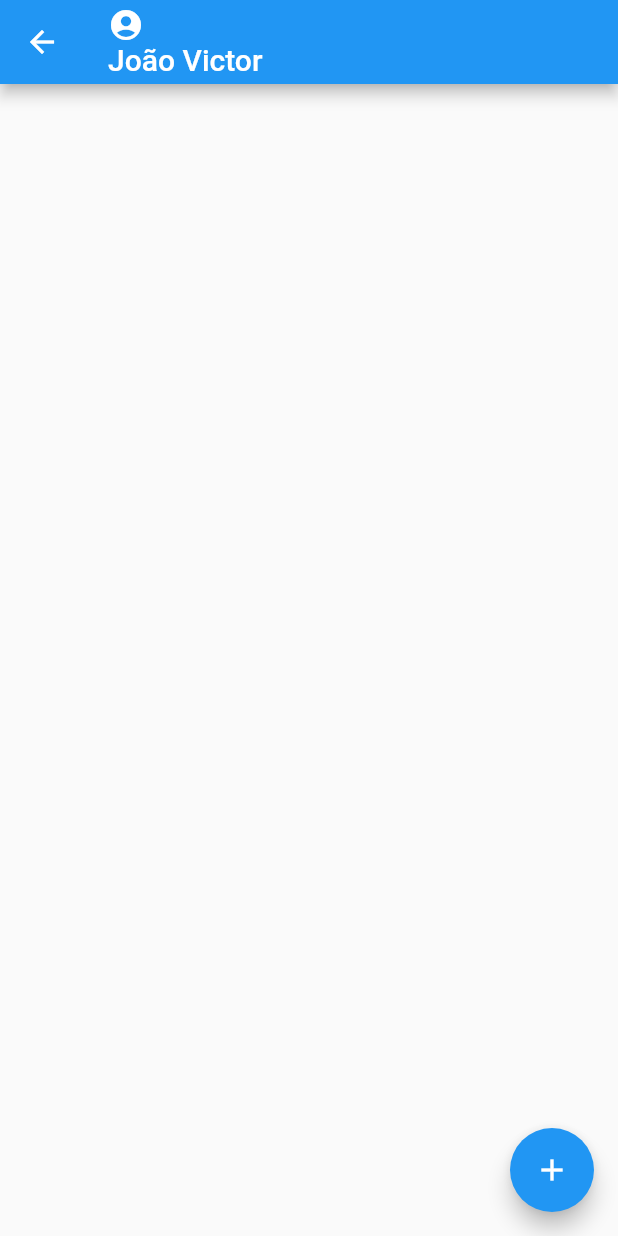
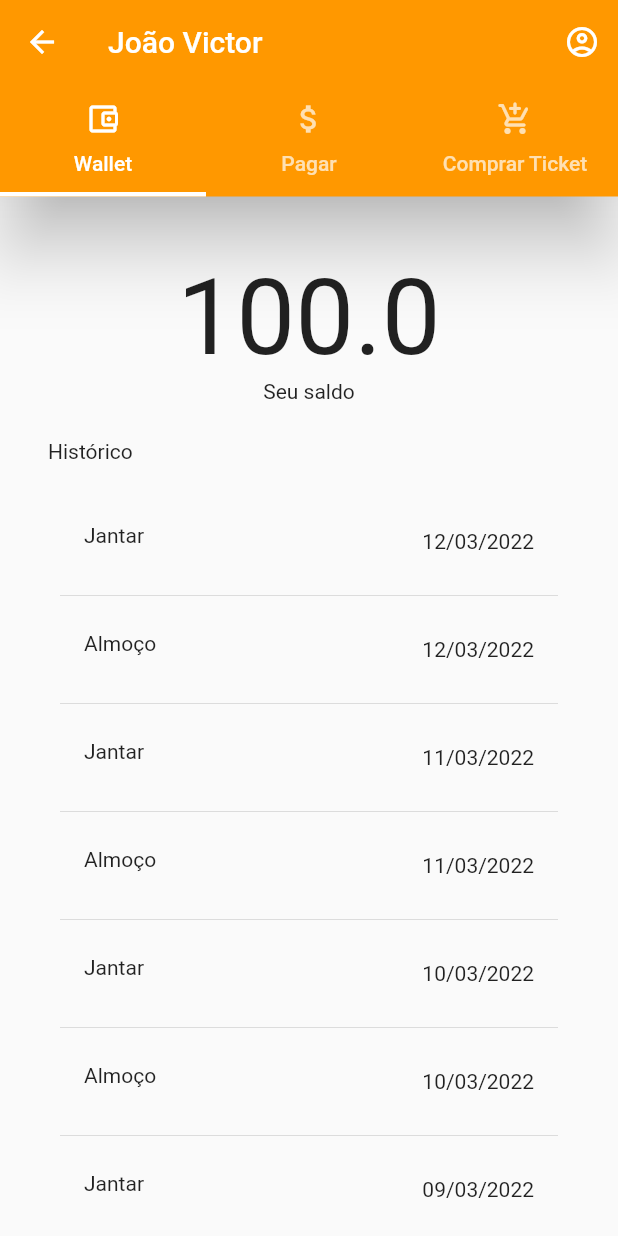
Before and after one commit to JVSC99/TicketOnline, a Flutter app: the HomePage screen opened directly, on a phone screen of 412 x 824 dp. Run offline on Flutter 3.47's test engine with Material 2 defaults, Android fonts, the phone set to English and light mode, and no system bars.

Commit message:
'tela principal'

```diff
--- /dev/null
+++ b/lib/pages/components/comprar_ticket.dart
@@ -0,0 +1,35 @@
+import 'package:flutter/material.dart';
+import 'package:flutter/services.dart';
+import 'package:ticket_online/pages/components/saldo.dart';
+import 'package:ticket_online/repositories/aluno_repository.dart';
+
+Container Comprar(BuildContext context, double saldo) {
+  final _form = GlobalKey<FormState>();
+  final _valor = TextEditingController();
+  double qtd = 0;
+
+  return Container(
+    child: Padding(
+      padding: const EdgeInsets.all(16.0),
+      child: Column(
+        children: [
+          Saldo(context, saldo),
+          Text('${qtd * 3.5}'),
+          Form(
+            key: _form,
+            child: TextFormField(
+              keyboardType: TextInputType.number,
+              inputFormatters: [FilteringTextInputFormatter.digitsOnly],
+              controller: _valor,
+              style: TextStyle(fontSize: 22),
+              decoration: InputDecoration(
+                  border: OutlineInputBorder(),
+                  labelText: 'Valor',
+                  suffix: Text('BRL ')),
+            ),
+          )
+        ],
+      ),
+    ),
+  );
+}
--- /dev/null
+++ b/lib/pages/components/saldo.dart
@@ -0,0 +1,28 @@
+import 'package:flutter/material.dart';
+
+Container Saldo(BuildContext context, double saldo) {
+  double saldo_conta = saldo;
+  return Container(
+    child: Padding(
+      padding: EdgeInsets.symmetric(vertical: 24),
+      child: Row(
+        mainAxisAlignment: MainAxisAlignment.center,
+        crossAxisAlignment: CrossAxisAlignment.center,
+        children: [
+          Column(
+            children: [
+              Text(
+                '${saldo_conta}',
+                textScaleFactor: 5,
+              ),
+              Text(
+                'Seu saldo',
+                textScaleFactor: 1,
+              ),
+            ],
+          )
+        ],
+      ),
+    ),
+  );
+}
--- /dev/null
+++ b/lib/pages/components/wallet.dart
@@ -0,0 +1,39 @@
+import 'package:flutter/material.dart';
+import 'package:ticket_online/pages/components/saldo.dart';
+import 'package:ticket_online/repositories/aluno_repository.dart';
+
+Container Wallet(BuildContext context, double saldo) {
+  final lista = AlunoRepository.lista;
+  return Container(
+    child: Padding(
+      padding: const EdgeInsets.all(16.0),
+      child: Column(
+        children: [
+          Saldo(context, saldo),
+          Row(
+            mainAxisAlignment: MainAxisAlignment.start,
+            crossAxisAlignment: CrossAxisAlignment.start,
+            children: [
+              Padding(
+                padding: const EdgeInsets.only(left: 16),
+                child: Text(
+                  'Histórico',
+                  textAlign: TextAlign.left,
+                ),
+              ),
+            ],
+          ),
+          Expanded(
+              child: ListView.separated(
+                  itemBuilder: (BuildContext context, int id) => ListTile(
+                        leading: Text('${lista[0].historico[id].refeicao}'),
+                        trailing: Text('${lista[0].historico[id].data}'),
+                      ),
+                  padding: EdgeInsets.all(24),
+                  separatorBuilder: (_, __) => Divider(),
+                  itemCount: lista[0].historico.length))
+        ],
+      ),
+    ),
+  );
+}
--- a/lib/pages/home_page.dart
+++ b/lib/pages/home_page.dart
@@ -1,5 +1,10 @@
 import 'package:flutter/cupertino.dart';
 import 'package:flutter/material.dart';
+import 'package:ticket_online/model/aluno.dart';
+import 'package:ticket_online/pages/components/comprar_ticket.dart';
+import 'package:ticket_online/pages/components/saldo.dart';
+import 'package:ticket_online/pages/components/wallet.dart';
+import 'package:ticket_online/pages/profile_page.dart';
 import 'package:ticket_online/repositories/aluno_repository.dart';
 
 class HomePage extends StatefulWidget {
@@ -16,32 +21,73 @@ class HomePageState extends State<HomePage> {
   Widget build(BuildContext context) {
     final lista = AlunoRepository.lista;
 
-    return Scaffold(
-      appBar: AppBar(
-          title: Column(
-        children: [
-          Row(
+    return DefaultTabController(
+      length: 3,
+      child: Scaffold(
+          appBar: AppBar(
+            elevation: 20,
+            backgroundColor: Colors.orange,
+            title: Text(lista[0].nome),
+            actions: [
+              IconButton(
+                  onPressed: () {
+                    Navigator.push(context,
+                        MaterialPageRoute(builder: (context) => ProfilePage()));
+                  },
+                  icon: Icon(Icons.account_circle_outlined))
+            ],
+            bottom: TabBar(
+              indicatorColor: Colors.white,
+              indicatorWeight: 3,
+              tabs: [
+                Tab(
+                  icon: Icon(Icons.account_balance_wallet_outlined),
+                  text: 'Wallet',
+                ),
+                Tab(
+                  icon: Icon(Icons.attach_money),
+                  text: 'Pagar',
+                ),
+                Tab(
+                  icon: Icon(Icons.add_shopping_cart_rounded),
+                  text: 'Comprar Ticket',
+                ),
+              ],
+            ),
+          ),
+          body: TabBarView(
             children: [
-              Icon(Icons.account_circle),
+              buildPage(lista[0].carteira.saldo, 'Wallet'),
+              buildPage(lista[0].carteira.saldo, 'Pagar'),
+              buildPage(lista[0].carteira.saldo, 'Comprar'),
             ],
-          ),
-          Row(
-            children: [
-              Text(lista[0].nome),
-            ],
-          )
-        ],
-      )),
-      floatingActionButton: FloatingActionButton(
-        child: Icon(Icons.add),
-        onPressed: () {
-          setState(() {
-            count++;
-          });
-        },
+          )),
+    );
+  }
+
+  Widget buildPage(double saldo, String text) {
+    if (text == 'Wallet') {
+      return Wallet(context, saldo);
+    }
+    if (text == 'Pagar') {
+      return Padding(
+        padding: const EdgeInsets.all(16.0),
+        child: Column(
+          children: [
+            Saldo(context, saldo),
+          ],
+        ),
+      );
+    }
+    if (text == 'Comprar') {
+      return Comprar(context, saldo);
+    }
+
+    return Padding(
+      padding: const EdgeInsets.all(16.0),
+      child: Column(
+        children: [Saldo(context, saldo)],
       ),
-
-      //body
     );
   }
 }
--- a/lib/repositories/aluno_repository.dart
+++ b/lib/repositories/aluno_repository.dart
@@ -10,7 +10,14 @@ class AlunoRepository {
         senha: '1234',
         carteira: Carteira(id: 'João_123', saldo: 100.00),
         historico: [
-          Historico(data: '12/03/2022', refeicao: 'janta'),
+          Historico(data: '12/03/2022', refeicao: 'Jantar'),
+          Historico(data: '12/03/2022', refeicao: 'Almoço'),
+          Historico(data: '11/03/2022', refeicao: 'Jantar'),
+          Historico(data: '11/03/2022', refeicao: 'Almoço'),
+          Historico(data: '10/03/2022', refeicao: 'Jantar'),
+          Historico(data: '10/03/2022', refeicao: 'Almoço'),
+          Historico(data: '09/03/2022', refeicao: 'Jantar'),
+          Historico(data: '09/03/2022', refeicao: 'Almoço'),
         ])
   ];
 }
```
Also changed, not shown: pubspec.lock.
